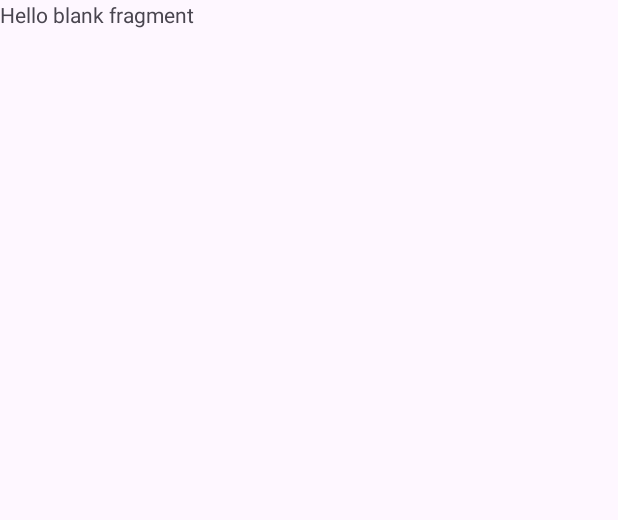
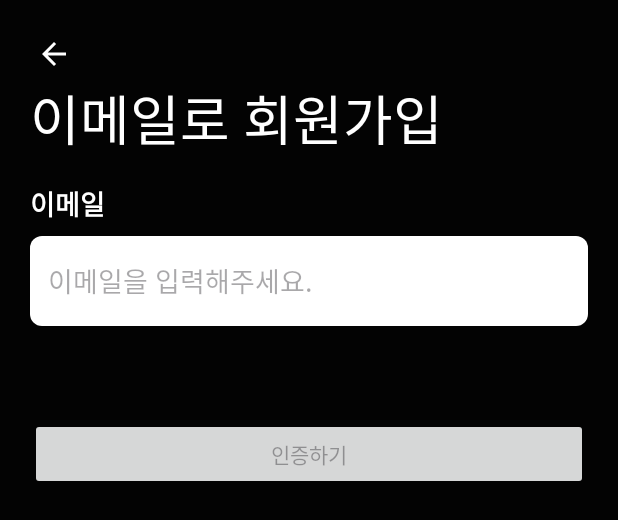
Before and after one commit to IamJuco/Asteroid-Impact, an Android app: the layout fragment_register_email.xml on its own in the app's theme, with its tools: preview values and no code run, on a phone screen of 412 x 824 dp. Shown: the top 520 px of the screen. Run offline under Robolectric (Android 15) with nearby library versions, the phone set to English and light mode, and no system bars.

Commit message:
design: 이메일 등록 회원가입 화면 디자인 수정

```diff
--- a/app/src/main/res/layout/fragment_register_email.xml
+++ b/app/src/main/res/layout/fragment_register_email.xml
@@ -1,14 +1,83 @@
 <?xml version="1.0" encoding="utf-8"?>
-<FrameLayout xmlns:android="http://schemas.android.com/apk/res/android"
+<ScrollView xmlns:android="http://schemas.android.com/apk/res/android"
+    xmlns:app="http://schemas.android.com/apk/res-auto"
     xmlns:tools="http://schemas.android.com/tools"
     android:layout_width="match_parent"
     android:layout_height="match_parent"
+    android:background="@color/black"
     tools:context=".presentation.ui.login.RegisterEmailFragment">
 
-    <!-- TODO: Update blank fragment layout -->
-    <TextView
+    <androidx.constraintlayout.widget.ConstraintLayout
         android:layout_width="match_parent"
-        android:layout_height="match_parent"
-        android:text="@string/hello_blank_fragment" />
+        android:layout_height="wrap_content"
+        android:padding="20dp">
 
-</FrameLayout>
+        <androidx.appcompat.widget.AppCompatImageView
+            android:id="@+id/btn_back"
+            android:layout_width="wrap_content"
+            android:layout_height="wrap_content"
+            android:padding="4dp"
+            android:src="@drawable/ic_back"
+            app:layout_constraintStart_toStartOf="parent"
+            app:layout_constraintTop_toTopOf="parent" />
+
+        <androidx.appcompat.widget.AppCompatTextView
+            android:id="@+id/tv_title"
+            android:layout_width="0dp"
+            android:layout_height="wrap_content"
+            android:text="이메일로 회원가입"
+            android:textColor="@color/white"
+            android:textSize="36sp"
+            app:layout_constraintEnd_toEndOf="parent"
+            app:layout_constraintStart_toStartOf="parent"
+            app:layout_constraintTop_toBottomOf="@id/btn_back" />
+
+        <androidx.appcompat.widget.AppCompatTextView
+            android:id="@+id/tv_emailTitle"
+            android:layout_width="0dp"
+            android:layout_height="wrap_content"
+            android:layout_marginTop="16dp"
+            android:text="이메일"
+            android:textColor="@color/white"
+            android:textSize="18sp"
+            android:textStyle="bold"
+            app:layout_constraintEnd_toEndOf="parent"
+            app:layout_constraintStart_toStartOf="parent"
+            app:layout_constraintTop_toBottomOf="@id/tv_title" />
+
+        <androidx.appcompat.widget.AppCompatEditText
+            android:id="@+id/et_email"
+            android:layout_width="0dp"
+            android:layout_height="60dp"
+            android:layout_marginTop="8dp"
+            android:background="@drawable/bg_edit_register"
+            android:hint="이메일을 입력해주세요."
+            android:padding="12dp"
+            app:layout_constraintEnd_toEndOf="parent"
+            app:layout_constraintStart_toStartOf="parent"
+            app:layout_constraintTop_toBottomOf="@id/tv_emailTitle" />
+
+        <androidx.appcompat.widget.AppCompatTextView
+            android:id="@+id/tv_emailWarning"
+            android:layout_width="0dp"
+            android:layout_height="wrap_content"
+            android:layout_marginTop="8dp"
+            android:text="이메일 형식이 유효하지 않습니다."
+            android:textColor="@color/red"
+            android:visibility="invisible"
+            app:layout_constraintEnd_toEndOf="parent"
+            app:layout_constraintStart_toStartOf="parent"
+            app:layout_constraintTop_toBottomOf="@id/et_email" />
+
+        <androidx.appcompat.widget.AppCompatButton
+            android:id="@+id/btn_emailVertify"
+            android:layout_width="0dp"
+            android:layout_height="wrap_content"
+            android:layout_marginTop="32dp"
+            android:enabled="false"
+            android:text="인증하기"
+            app:layout_constraintEnd_toEndOf="parent"
+            app:layout_constraintStart_toStartOf="parent"
+            app:layout_constraintTop_toBottomOf="@id/tv_emailWarning" />
+    </androidx.constraintlayout.widget.ConstraintLayout>
+</ScrollView>
```
